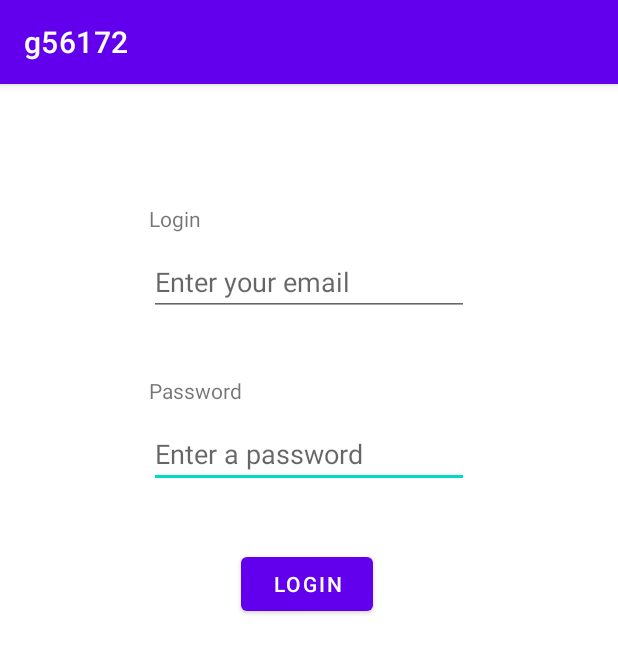
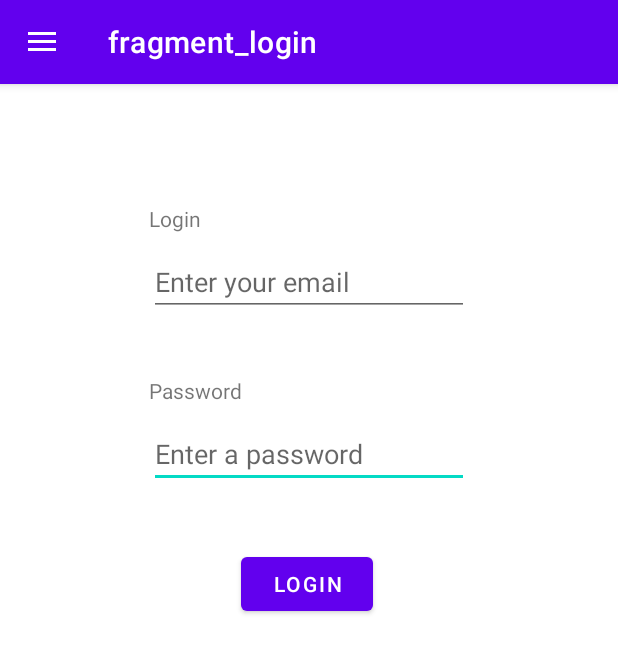
Before and after one commit to YoussefElMjd/WheaterAppAndroid, an Android app: the screen it shows after launch (MainActivity), after a tap on "LOGIN", on a phone screen of 412 x 824 dp. Shown: the top 653 px of the screen. Run offline under Robolectric (Android 15) with nearby library versions, the phone set to English and light mode, and no system bars; our stand-ins replace data binding, navigation-ui.

Commit message:
make the remise 1 need to review the code

```diff
--- a/app/build.gradle
+++ b/app/build.gradle
@@ -37,11 +37,15 @@ android {
 }
 
 dependencies {
-
     implementation 'androidx.core:core-ktx:1.7.0'
     implementation 'androidx.appcompat:appcompat:1.5.1'
     implementation 'com.google.android.material:material:1.6.1'
     implementation 'androidx.constraintlayout:constraintlayout:2.1.4'
+    implementation "androidx.navigation:navigation-fragment-ktx:$navigationVersion"
+    implementation "androidx.navigation:navigation-ui-ktx:$navigationVersion"
+    implementation "com.google.android.material:material:$version"
+    implementation 'androidx.lifecycle:lifecycle-viewmodel-ktx:2.5.1'
+
     testImplementation 'junit:junit:4.13.2'
     androidTestImplementation 'androidx.test.ext:junit:1.1.3'
     androidTestImplementation 'androidx.test.espresso:espresso-core:3.4.0'
--- /dev/null
+++ b/app/src/main/java/com/example/g56172/LoginFragment.kt
@@ -0,0 +1,54 @@
+package com.example.g56172
+
+import android.os.Bundle
+import android.util.Patterns
+import androidx.fragment.app.Fragment
+import android.view.LayoutInflater
+import android.view.View
+import android.view.ViewGroup
+import android.widget.Toast
+import androidx.databinding.DataBindingUtil
+import androidx.navigation.findNavController
+import com.example.g56172.databinding.FragmentLoginBinding
+
+class LoginFragment : Fragment() {
+    override fun onCreateView(
+        inflater: LayoutInflater, container: ViewGroup?,
+        savedInstanceState: Bundle?
+    ): View {
+        val binding = DataBindingUtil.inflate<FragmentLoginBinding>(
+            inflater,
+            R.layout.fragment_login,
+            container,
+            false
+        )
+        binding.loginButton.setOnClickListener {
+            if (attemptLogin(binding)) {
+                it.findNavController().navigate(R.id.action_loginFragment_to_homeFragment)
+            }
+        }
+        return binding.root
+    }
+
+    private fun attemptLogin(binding: FragmentLoginBinding): Boolean {
+
+        val email: String = binding.emailfield.text.toString()
+        val password: String = binding.passwordfield.text.toString()
+
+        if (!isEmailValid(email)) {
+            val text = "Email is not valid. Please enter a valid email"
+            val duration = Toast.LENGTH_SHORT
+            val toast = Toast.makeText(activity, text, duration)
+            toast.show()
+            return false
+        } else {
+            println(email)
+            println(password)
+            return true
+        }
+    }
+
+    fun isEmailValid(email: String): Boolean {
+        return Patterns.EMAIL_ADDRESS.matcher(email).matches()
+    }
+}
--- a/app/src/main/java/com/example/g56172/MainActivity.kt
+++ b/app/src/main/java/com/example/g56172/MainActivity.kt
@@ -1,42 +1,29 @@
 package com.example.g56172
 
 import android.os.Bundle
-import android.util.Patterns
-import android.widget.Toast
 import androidx.appcompat.app.AppCompatActivity
 import androidx.databinding.DataBindingUtil
-import com.example.g56172.data.UserData
+import androidx.drawerlayout.widget.DrawerLayout
+import androidx.navigation.findNavController
+import androidx.navigation.ui.NavigationUI
+//import com.example.g56172.data.UserData
 import com.example.g56172.databinding.ActivityMainBinding
 
 class MainActivity : AppCompatActivity() {
-    private lateinit var binding: ActivityMainBinding
-    private val userData : UserData = UserData("Youssef@gmail.com","test")
+    private lateinit var drawerLayout: DrawerLayout
+//    private val userData : UserData = UserData("Youssef@gmail.com","test")
     override fun onCreate(savedInstanceState: Bundle?) {
         super.onCreate(savedInstanceState)
-        binding = DataBindingUtil.setContentView(this,R.layout.activity_main)
-
-        binding.loginButton.setOnClickListener {
-            attemptLogin()
-        }
+        @Suppress("UNUSED_VARIABLE")
+        val binding = DataBindingUtil.setContentView<ActivityMainBinding>(this,R.layout.activity_main)
+        val navController = this.findNavController(R.id.myNavHostFragment)
+        drawerLayout = binding.drawerLayout
+        NavigationUI.setupActionBarWithNavController(this,navController,drawerLayout)
+        NavigationUI.setupWithNavController(binding.navView,navController)
     }
 
-    private fun attemptLogin(){
-
-        var email: String = binding.emailfield.text.toString()
-        var password: String = binding.passwordfield.text.toString()
-
-        if(!isEmailValid(email)){
-            val text = "Email is not valid. Please enter a valid email"
-            val duration = Toast.LENGTH_SHORT
-            val toast = Toast.makeText(this,text,duration)
-            toast.show()
-        } else{
-            println(email)
-            println(password)
-        }
-    }
-
-    fun isEmailValid(email: String): Boolean {
-        return Patterns.EMAIL_ADDRESS.matcher(email).matches()
+    override fun onSupportNavigateUp(): Boolean {
+        val navController = this.findNavController(R.id.myNavHostFragment)
+        return NavigationUI.navigateUp(navController,drawerLayout)
     }
 }
--- a/app/src/main/res/layout/activity_main.xml
+++ b/app/src/main/res/layout/activity_main.xml
@@ -1,69 +1,32 @@
 <?xml version="1.0" encoding="utf-8"?>
 
-<layout>
-<data>
-    <variable
-        name="userData"
-        type="com.example.g56172.data.UserData" />
-</data>
-<androidx.constraintlayout.widget.ConstraintLayout xmlns:android="http://schemas.android.com/apk/res/android"
-    xmlns:app="http://schemas.android.com/apk/res-auto"
-    xmlns:tools="http://schemas.android.com/tools"
-    android:layout_width="match_parent"
-    android:layout_height="match_parent"
-    tools:context=".MainActivity">
+<layout
+    xmlns:android="http://schemas.android.com/apk/res/android"
+    xmlns:app="http://schemas.android.com/apk/res-auto">
 
-    <TextView
-        android:id="@+id/email"
-        android:layout_width="wrap_content"
-        android:layout_height="wrap_content"
-        android:layout_marginTop="80dp"
-        android:text="@string/login"
-        app:layout_constraintStart_toStartOf="@+id/emailfield"
-        app:layout_constraintTop_toTopOf="parent" />
+    <androidx.drawerlayout.widget.DrawerLayout
+        android:id="@+id/drawerLayout"
+        android:layout_width="match_parent"
+        android:layout_height="match_parent">
 
-    <TextView
-        android:id="@+id/textView2"
-        android:layout_width="wrap_content"
-        android:layout_height="19dp"
-        android:layout_marginTop="40dp"
-        android:text="@string/password"
-        app:layout_constraintStart_toStartOf="@+id/passwordfield"
-        app:layout_constraintTop_toBottomOf="@+id/emailfield" />
+        <LinearLayout
+            android:layout_width="match_parent"
+            android:layout_height="match_parent"
+            android:orientation="vertical">
 
-    <EditText
-        android:id="@+id/passwordfield"
-        android:layout_width="wrap_content"
-        android:layout_height="wrap_content"
-        android:layout_marginTop="10dp"
-        android:ems="10"
-        android:hint="@string/hintPassword"
-        android:inputType="textPassword"
-        app:layout_constraintEnd_toEndOf="parent"
-        app:layout_constraintStart_toStartOf="parent"
-        app:layout_constraintTop_toBottomOf="@+id/textView2" />
-
-    <EditText
-        android:id="@+id/emailfield"
-        android:layout_width="wrap_content"
-        android:layout_height="wrap_content"
-        android:layout_marginTop="10dp"
-        android:ems="10"
-        android:hint="@string/loginHint"
-        android:inputType="textEmailAddress"
-        app:layout_constraintEnd_toEndOf="parent"
-        app:layout_constraintStart_toStartOf="parent"
-        app:layout_constraintTop_toBottomOf="@+id/email" />
-
-    <Button
-        android:id="@+id/loginButton"
-        android:layout_width="wrap_content"
-        android:layout_height="wrap_content"
-        android:layout_marginTop="40dp"
-        android:text="@string/loginButton"
-        app:layout_constraintEnd_toEndOf="@+id/passwordfield"
-        app:layout_constraintHorizontal_bias="0.491"
-        app:layout_constraintStart_toStartOf="@+id/passwordfield"
-        app:layout_constraintTop_toBottomOf="@+id/passwordfield" />
-</androidx.constraintlayout.widget.ConstraintLayout>
+            <fragment
+                android:id="@+id/myNavHostFragment"
+                android:name="androidx.navigation.fragment.NavHostFragment"
+                android:layout_width="match_parent"
+                android:layout_height="match_parent"
+                app:defaultNavHost="true"
+                app:navGraph="@navigation/navigation"/>
+        </LinearLayout>
+        <com.google.android.material.navigation.NavigationView
+            android:id="@+id/navView"
+            android:layout_width="wrap_content"
+            android:layout_height="match_parent"
+            android:layout_gravity="start"
+            app:menu="@menu/navdrawer_menu" />
+    </androidx.drawerlayout.widget.DrawerLayout>
 </layout>
--- /dev/null
+++ b/app/src/main/res/layout/fragment_login.xml
@@ -0,0 +1,70 @@
+<?xml version="1.0" encoding="utf-8"?>
+<layout >
+
+    <androidx.constraintlayout.widget.ConstraintLayout
+        xmlns:android="http://schemas.android.com/apk/res/android"
+        xmlns:app="http://schemas.android.com/apk/res-auto"
+        xmlns:tools="http://schemas.android.com/tools"
+        android:layout_height="match_parent"
+        android:layout_width="match_parent"
+        tools:context=".MainActivity"
+    >
+        <TextView
+            android:id="@+id/loginFragment"
+            android:layout_width="match_parent"
+            android:layout_height="match_parent" />
+        <TextView
+            android:id="@+id/email"
+            android:layout_width="wrap_content"
+            android:layout_height="wrap_content"
+            android:layout_marginTop="80dp"
+            android:text="@string/login"
+            app:layout_constraintStart_toStartOf="@+id/emailfield"
+            app:layout_constraintTop_toTopOf="parent" />
+
+        <TextView
+            android:id="@+id/textView2"
+            android:layout_width="wrap_content"
+            android:layout_height="19dp"
+            android:layout_marginTop="40dp"
+            android:text="@string/password"
+            app:layout_constraintStart_toStartOf="@+id/passwordfield"
+            app:layout_constraintTop_toBottomOf="@+id/emailfield" />
+
+        <EditText
+            android:id="@+id/passwordfield"
+            android:layout_width="wrap_content"
+            android:layout_height="wrap_content"
+            android:layout_marginTop="10dp"
+            android:ems="10"
+            android:hint="@string/hintPassword"
+            android:inputType="textPassword"
+            app:layout_constraintEnd_toEndOf="parent"
+            app:layout_constraintStart_toStartOf="parent"
+            app:layout_constraintTop_toBottomOf="@+id/textView2" />
+
+        <EditText
+            android:id="@+id/emailfield"
+            android:layout_width="wrap_content"
+            android:layout_height="wrap_content"
+            android:layout_marginTop="10dp"
+            android:ems="10"
+            android:hint="@string/loginHint"
+            android:inputType="textEmailAddress"
+            app:layout_constraintEnd_toEndOf="parent"
+            app:layout_constraintStart_toStartOf="parent"
+            app:layout_constraintTop_toBottomOf="@+id/email" />
+
+        <Button
+            android:id="@+id/loginButton"
+            android:layout_width="wrap_content"
+            android:layout_height="wrap_content"
+            android:layout_marginTop="40dp"
+            android:text="@string/loginButton"
+            app:layout_constraintEnd_toEndOf="@+id/passwordfield"
+            app:layout_constraintHorizontal_bias="0.491"
+            app:layout_constraintStart_toStartOf="@+id/passwordfield"
+            app:layout_constraintTop_toBottomOf="@+id/passwordfield" />
+    </androidx.constraintlayout.widget.ConstraintLayout>
+
+</layout>
--- /dev/null
+++ b/app/src/main/res/menu/navdrawer_menu.xml
@@ -0,0 +1,7 @@
+<?xml version="1.0" encoding="utf-8"?>
+<menu xmlns:android="http://schemas.android.com/apk/res/android">
+
+    <item
+        android:id="@+id/aboutMe"
+        android:title="@string/FirstMenuItem" />
+</menu>
--- /dev/null
+++ b/app/src/main/res/navigation/navigation.xml
@@ -0,0 +1,27 @@
+<?xml version="1.0" encoding="utf-8"?>
+<navigation xmlns:android="http://schemas.android.com/apk/res/android"
+    xmlns:app="http://schemas.android.com/apk/res-auto"
+    xmlns:tools="http://schemas.android.com/tools"
+    android:id="@+id/navigation"
+    app:startDestination="@id/loginFragment">
+
+    <fragment
+        android:id="@+id/aboutMe"
+        android:name="com.example.g56172.AboutMe"
+        android:label="fragment_about_me"
+        tools:layout="@layout/fragment_about_me" />
+    <fragment
+        android:id="@+id/loginFragment"
+        android:name="com.example.g56172.LoginFragment"
+        android:label="fragment_login"
+        tools:layout="@layout/fragment_login" >
+        <action
+            android:id="@+id/action_loginFragment_to_homeFragment"
+            app:destination="@id/homesFragment" />
+    </fragment>
+    <fragment
+        android:id="@+id/homesFragment"
+        android:name="com.example.g56172.HomeFragment"
+        android:label="fragment_home"
+        tools:layout="@layout/fragment_home" />
+</navigation>
--- a/app/src/main/res/values/strings.xml
+++ b/app/src/main/res/values/strings.xml
@@ -5,4 +5,8 @@
     <string name="hintPassword">Enter a password</string>
     <string name="loginHint">Enter your email</string>
     <string name="loginButton">LOGIN</string>
+    <string name="hello_blank_fragment">Hello blank fragment</string>
+    <string name="matricule">56172</string>
+    <string name="name">El Majdoul Youssef</string>
+    <string name="FirstMenuItem">AboutMe</string>
 </resources>
--- a/gradle.properties
+++ b/gradle.properties
@@ -6,7 +6,7 @@
 # http://www.gradle.org/docs/current/userguide/build_environment.html
 # Specifies the JVM arguments used for the daemon process.
 # The setting is particularly useful for tweaking memory settings.
-org.gradle.jvmargs=-Xmx2048m -Dfile.encoding=UTF-8
+org.gradle.jvmargs=-Xmx4608m -Dfile.encoding=UTF-8
 # When configured, Gradle will run in incubating parallel mode.
 # This option should only be used with decoupled projects. More details, visit
 # http://www.gradle.org/docs/current/userguide/multi_project_builds.html#sec:decoupled_projects
```
Also changed, not shown: app/src/main/java/com/example/g56172/AboutMe.kt (added, +25 -0 lines), app/src/main/java/com/example/g56172/HomeFragment.kt (added, +27 -0 lines), app/src/main/res/layout/fragment_about_me.xml (added, +41 -0 lines), app/src/main/res/layout/fragment_home.xml (added, +16 -0 lines), build.gradle (+8 -0 lines), 1 other file.
